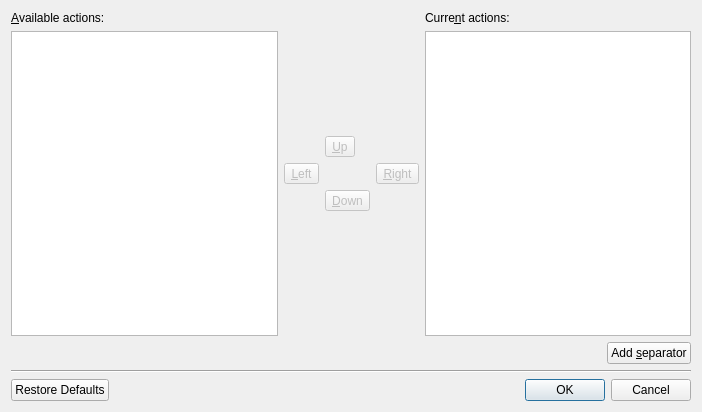
Qt form src/toolbareditor.ui (bitwiseworks/smplayer-os2) before a commit.
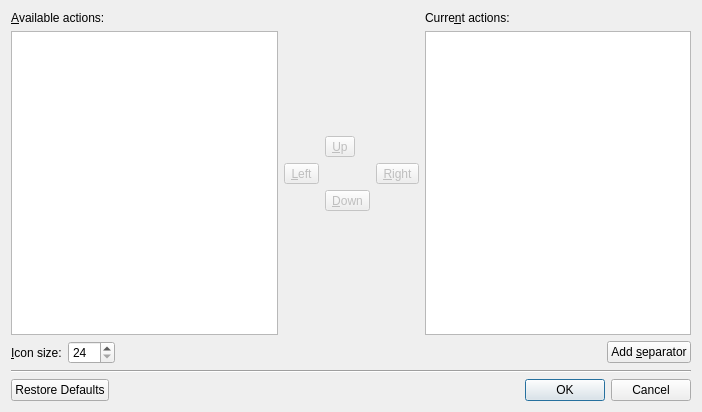
The same form after that commit.

```diff
--- a/src/toolbareditor.ui
+++ b/src/toolbareditor.ui
@@ -124,6 +124,26 @@
    </item>
    <item row="1" column="0" colspan="3">
     <layout class="QHBoxLayout" name="horizontalLayout">
+     <item>
+      <widget class="QLabel" name="label_3">
+       <property name="text">
+        <string>&amp;Icon size:</string>
+       </property>
+       <property name="buddy">
+        <cstring>iconsize_spin</cstring>
+       </property>
+      </widget>
+     </item>
+     <item>
+      <widget class="QSpinBox" name="iconsize_spin">
+       <property name="minimum">
+        <number>24</number>
+       </property>
+       <property name="maximum">
+        <number>256</number>
+       </property>
+      </widget>
+     </item>
      <item>
       <spacer name="horizontalSpacer">
        <property name="orientation">
```
Left out of the diff: 1 changed line with no effect on the pictures.
